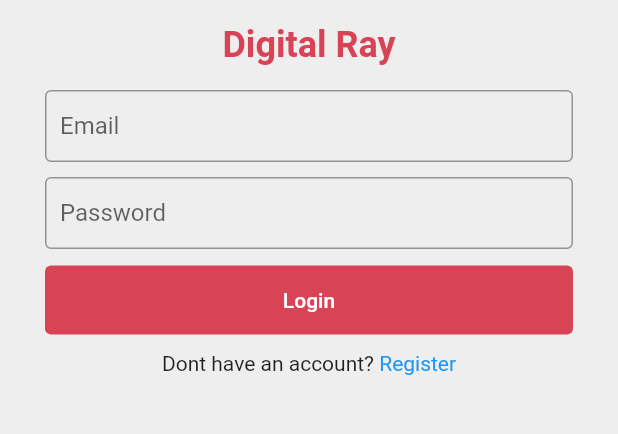
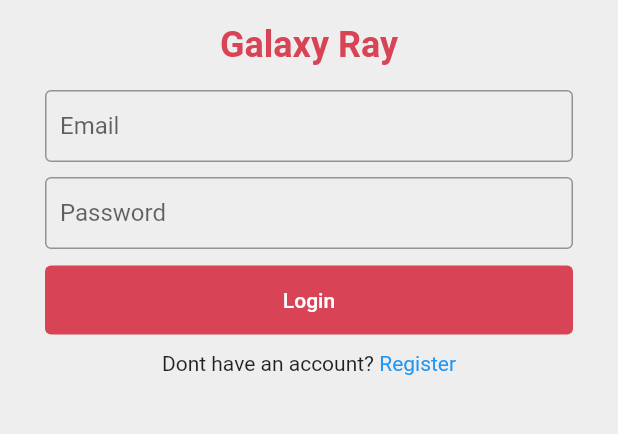
Before and after one commit to TharHtet236401/Flutter_Application, a Flutter app: the screen it shows after launch, on a phone screen of 412 x 824 dp, the part 375-809 px from its top. Run offline on Flutter 3.47's test engine with Material 2 defaults, Android fonts, the phone set to English and light mode, and no system bars; our stand-ins replace image_picker, readmore, shared_preferences.

Commit message:
After Retouhcing some necessary widget

```diff
--- a/lib/constant.dart
+++ b/lib/constant.dart
@@ -1,14 +1,14 @@
 // ----- STRINGS ------
 import 'package:flutter/material.dart';
 
-const baseURL = 'http://192.168.33.6:8000/api';
+const baseURL = 'http://192.168.100.7:8000/api';
 const loginURL = baseURL + '/login';
 const registerURL = baseURL + '/register';
 const logoutURL = baseURL + '/logout';
 const userURL = baseURL + '/user';
 const postsURL = baseURL + '/posts';
 const savedPostsURL = baseURL+'/savedposts';
-const commentsURL = baseURL + '/comments';
+
 
 // ----- Errors -----
 const serverError = 'hello world';
@@ -19,8 +19,8 @@ const somethingWentWrong = 'Something went wrong, try again!';
 InputDecoration kInputDecoration(String label) {
   return InputDecoration(
       labelText: label,
-      contentPadding: EdgeInsets.all(10),
-      border: OutlineInputBorder(
+      contentPadding: const EdgeInsets.all(10),
+      border: const OutlineInputBorder(
           borderSide: BorderSide(width: 1, color: Colors.black)));
 }
 
@@ -30,13 +30,13 @@ TextButton kTextButton(String label, Function onPressed) {
   return TextButton(
     child: Text(
       label,
-      style: TextStyle(color: Colors.white),
+      style: const TextStyle(color: Colors.white),
     ),
     style: ButtonStyle(
         backgroundColor:
-            MaterialStateColor.resolveWith((states) => Color(0xFFD84356)),
+            MaterialStateColor.resolveWith((states) => const Color(0xFFD84356)),
         padding: MaterialStateProperty.resolveWith(
-            (states) => EdgeInsets.symmetric(vertical: 15))),
+            (states) => const EdgeInsets.symmetric(vertical: 15))),
     onPressed: () => onPressed(),
   );
 }
@@ -48,7 +48,7 @@ Row kLoginRegisterHint(String text, String label, Function onTap) {
     children: [
       Text(text),
       GestureDetector(
-          child: Text(label, style: TextStyle(color: Colors.blue)),
+          child: Text(label, style: const TextStyle(color: Colors.blue)),
           onTap: () => onTap())
     ],
   );
@@ -64,7 +64,7 @@ Expanded kLikeAndComment(
       child: InkWell(
         onTap: () => onTap(),
         child: Padding(
-          padding: EdgeInsets.symmetric(vertical: 3, horizontal: 2),
+          padding: const EdgeInsets.symmetric(vertical: 3, horizontal: 2),
           child: Row(
             mainAxisAlignment: MainAxisAlignment.center,
             children: [
@@ -73,7 +73,7 @@ Expanded kLikeAndComment(
                 size: 25,
                 color: color,
               ),
-              SizedBox(width: 4),
+              const SizedBox(width: 4),
 
             ],
           ),
@@ -91,7 +91,7 @@ save(
       child: InkWell(
         onTap: () => onTap(),
         child: Padding(
-          padding: EdgeInsets.symmetric(vertical: 3, horizontal: 2),
+          padding: const EdgeInsets.symmetric(vertical: 3, horizontal: 2),
           child: Row(
             mainAxisAlignment: MainAxisAlignment.center,
             children: [
@@ -100,7 +100,7 @@ save(
                 size: 25,
                 color: color,
               ),
-              SizedBox(width: 4),
+              const SizedBox(width: 4),
 
             ],
           ),
--- a/lib/models/post.dart
+++ b/lib/models/post.dart
@@ -6,7 +6,6 @@ class Post {
   String? title;
   String? image;
   int? likesCount;
-  int? commentsCount;
   User? user;
   bool? selfLiked;
   bool? selfSaved;
@@ -18,7 +17,6 @@ class Post {
     this.title,
     this.image,
     this.likesCount,
-    this.commentsCount,
     this.user,
     this.selfLiked,
     this.selfSaved,
@@ -34,7 +32,6 @@ class Post {
         title: json['title'],
         image: json['image'],
         likesCount: json['likes_count'],
-        commentsCount: json['comments_count'],
         created_at: json['created_at'],
         selfLiked: json['likes'].length > 0,
         selfSaved: json['saves'].length>0,
--- a/lib/screens/login.dart
+++ b/lib/screens/login.dart
@@ -61,7 +61,7 @@ class _LoginState extends State<Login> {
             const Align(
               alignment: Alignment.center,
               child: Text(
-                'Digital Ray',
+                'Galaxy Ray',
                 style: TextStyle(
                   fontSize: 24,
                   fontWeight: FontWeight.bold,
```
Also changed, not shown: lib/components/colors.dart (+13 -13 lines), lib/screens/herodialogroute.dart (+1 -6 lines), lib/screens/nav.dart (+6 -11 lines), lib/screens/post_form.dart (+4 -4 lines), lib/screens/post_screen.dart (+15 -16 lines), lib/screens/savedPosts.dart (+10 -15 lines).
